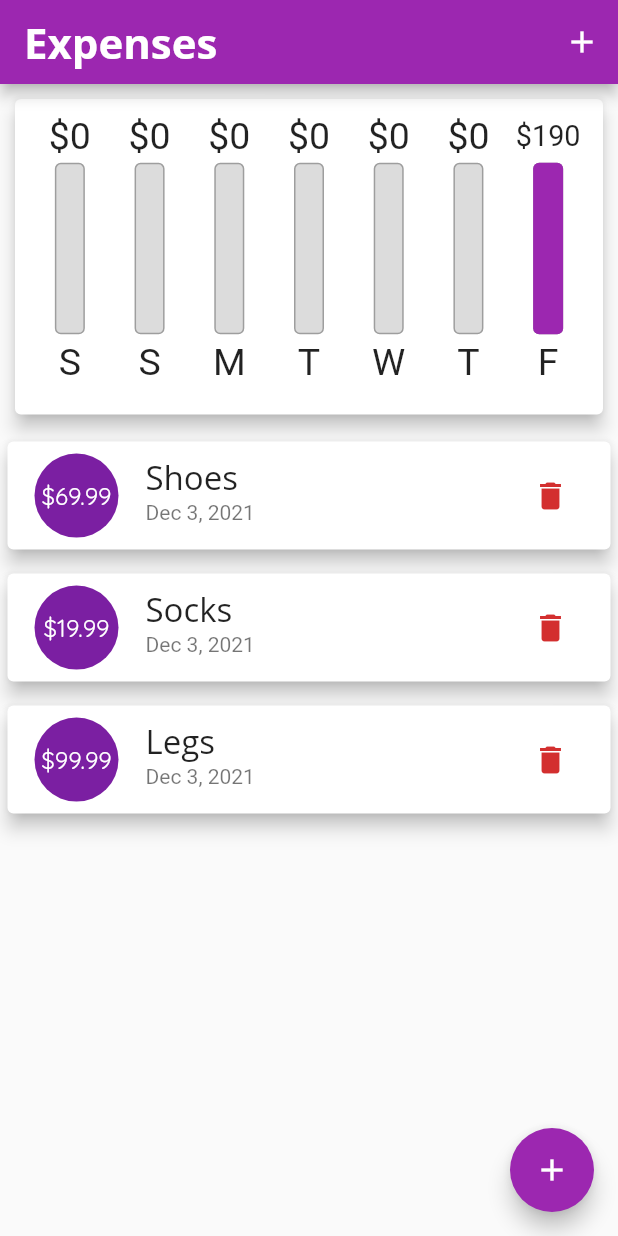
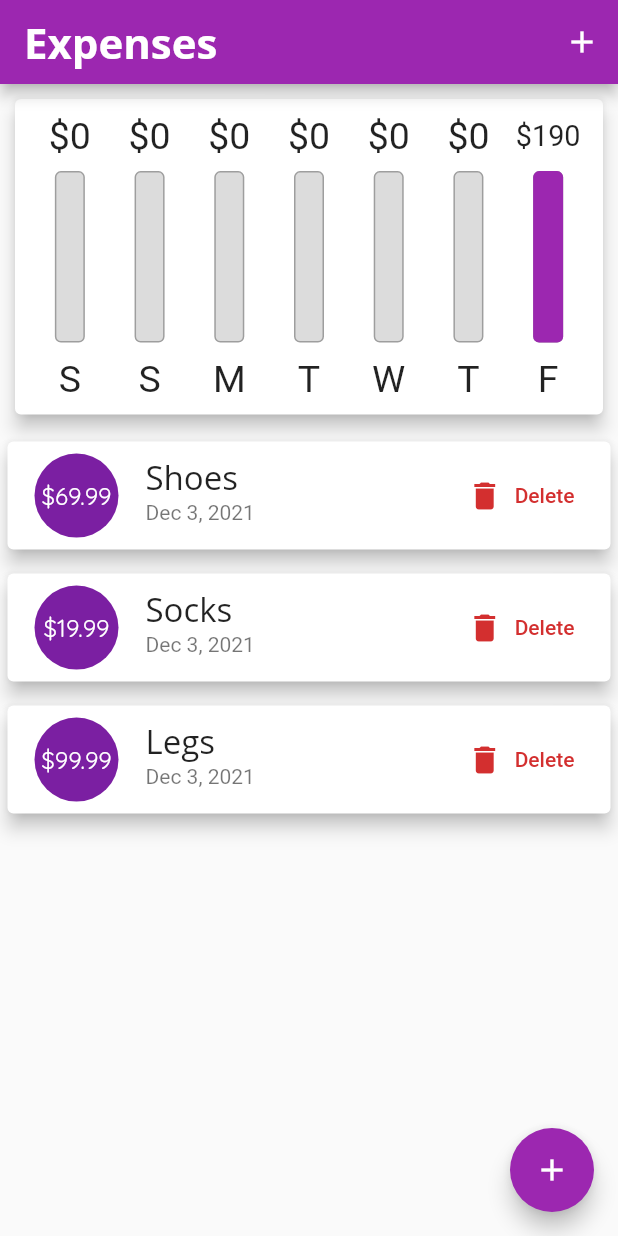
Before and after one commit to ashrhmn/flutter-try, a Flutter app: the screen it shows after launch, on a phone screen of 412 x 824 dp. Run offline on Flutter 3.47's test engine with Material 2 defaults, Android fonts, the phone set to English and light mode, and no system bars.

Commit message:
Done android

```diff
--- a/lib/main.dart
+++ b/lib/main.dart
@@ -50,9 +50,24 @@ class ExpenseApp extends StatefulWidget {
 
 class ExpenseAppState extends State<ExpenseApp> {
   final List<Transaction> _userTransactions = [
-    Transaction(id: '12', name: 'Shoes', amount: 69.99, time: DateTime.now()),
-    Transaction(id: '22', name: 'Socks', amount: 19.99, time: DateTime.now()),
-    Transaction(id: '31', name: 'Legs', amount: 99.99, time: DateTime.now()),
+    Transaction(
+      id: '12',
+      name: 'Shoes',
+      amount: 69.99,
+      time: DateTime.now(),
+    ),
+    Transaction(
+      id: '22',
+      name: 'Socks',
+      amount: 19.99,
+      time: DateTime.now(),
+    ),
+    Transaction(
+      id: '31',
+      name: 'Legs',
+      amount: 99.99,
+      time: DateTime.now(),
+    ),
   ];
 
   void addTransaction(Transaction transaction) {
@@ -78,13 +93,23 @@ class ExpenseAppState extends State<ExpenseApp> {
 
   List<Transaction> get _recentTransactions {
     return _userTransactions
-        .where((transaction) => transaction.time
-            .isAfter(DateTime.now().subtract(const Duration(days: 7))))
+        .where(
+          (transaction) => transaction.time.isAfter(
+            DateTime.now().subtract(
+              const Duration(days: 7),
+            ),
+          ),
+        )
         .toList();
   }
 
+  var showChart = true;
+
   @override
   Widget build(BuildContext context) {
+    final isLandscape =
+        MediaQuery.of(context).orientation == Orientation.landscape;
+
     final appBar = AppBar(
       title: const Text('Expenses'),
       actions: [
@@ -94,28 +119,46 @@ class ExpenseAppState extends State<ExpenseApp> {
         ),
       ],
     );
+
+    final appViewHeight = (MediaQuery.of(context).size.height -
+        appBar.preferredSize.height -
+        MediaQuery.of(context).padding.top);
+
+    final chartWidget = SizedBox(
+      height: appViewHeight * (isLandscape ? 0.7 : 0.3),
+      child: Chart(_recentTransactions),
+    );
+
+    final txnWidget = SizedBox(
+      height: appViewHeight * (isLandscape ? 0.8 : 0.7),
+      child: TransactionList(
+        userTransactions: _userTransactions,
+        deleteTransaction: deleteTransaction,
+      ),
+    );
+
     return Scaffold(
       appBar: appBar,
       body: SingleChildScrollView(
         child: Column(
           children: <Widget>[
-            SizedBox(
-              child: Chart(_recentTransactions),
-              height: (MediaQuery.of(context).size.height -
-                      appBar.preferredSize.height -
-                      MediaQuery.of(context).padding.top) *
-                  0.3,
-            ),
-            SizedBox(
-              height: (MediaQuery.of(context).size.height -
-                      appBar.preferredSize.height -
-                      MediaQuery.of(context).padding.top) *
-                  0.7,
-              child: TransactionList(
-                userTransactions: _userTransactions,
-                deleteTransaction: deleteTransaction,
+            if (isLandscape)
+              Row(
+                mainAxisAlignment: MainAxisAlignment.center,
+                children: [
+                  const Text("Show Chart"),
+                  Switch(
+                    value: showChart,
+                    onChanged: (val) {
+                      setState(() {
+                        showChart = val;
+                      });
+                    },
+                  ),
+                ],
               ),
-            )
+            if (!(isLandscape && !showChart)) chartWidget,
+            txnWidget,
           ],
         ),
       ),
@@ -126,6 +169,17 @@ class ExpenseAppState extends State<ExpenseApp> {
     );
   }
 }
+
+
+
+
+
+
+
+
+
+
+
 
 
 // void main() => runApp(const MyApp());
--- a/lib/widgets/chart_bar.dart
+++ b/lib/widgets/chart_bar.dart
@@ -20,8 +20,8 @@ class ChartBar extends StatelessWidget {
                 child: Text('\$${spentAmount.toStringAsFixed(0)}'),
               ),
             ),
-            const SizedBox(
-              height: 4,
+            SizedBox(
+              height: constraints.maxHeight * 0.05,
             ),
             SizedBox(
               height: constraints.maxHeight * 0.6,
@@ -51,8 +51,8 @@ class ChartBar extends StatelessWidget {
                 ],
               ),
             ),
-            const SizedBox(
-              height: 4,
+            SizedBox(
+              height: constraints.maxHeight * 0.05,
             ),
             SizedBox(
               height: constraints.maxHeight * 0.15,
--- a/lib/widgets/new_transaction.dart
+++ b/lib/widgets/new_transaction.dart
@@ -47,8 +47,14 @@ class _NewTransactionState extends State<NewTransaction> {
 
   @override
   Widget build(BuildContext context) {
-    return Container(
-      padding: const EdgeInsets.symmetric(horizontal: 10),
+    return SingleChildScrollView(
+      child: Container(
+        padding: EdgeInsets.only(
+          top: 10,
+          right: 10,
+          left: 10,
+          bottom: MediaQuery.of(context).viewInsets.bottom + 40,
+        ),
         child: Column(
           crossAxisAlignment: CrossAxisAlignment.end,
           children: [
@@ -91,6 +97,7 @@ class _NewTransactionState extends State<NewTransaction> {
             ),
           ],
         ),
+      ),
     );
   }
 }
--- a/lib/widgets/transaction_item.dart
+++ b/lib/widgets/transaction_item.dart
@@ -28,61 +28,24 @@ class TransactionItem extends StatelessWidget {
           style: Theme.of(context).textTheme.bodyText1,
         ),
         subtitle: Text(DateFormat.yMMMd().format(transaction.time)),
-        trailing: IconButton(
-          icon: const Icon(Icons.delete),
-          color: Theme.of(context).errorColor,
-          onPressed: () => deleteTransaction(transaction.id),
-        ),
+        trailing: MediaQuery.of(context).size.width > 360
+            ? TextButton.icon(
+                icon: Icon(
+                  Icons.delete,
+                  color: Theme.of(context).errorColor,
+                ),
+                label: Text(
+                  'Delete',
+                  style: TextStyle(color: Theme.of(context).errorColor),
+                ),
+                onPressed: () => deleteTransaction(transaction.id),
+              )
+            : IconButton(
+                icon: const Icon(Icons.delete),
+                color: Theme.of(context).errorColor,
+                onPressed: () => deleteTransaction(transaction.id),
+              ),
       ),
     );
-    // return Card(
-    //   elevation: 5,
-    //   child: Container(
-    //     child: Row(
-    //       children: [
-    //         Container(
-    //           child: Text(
-    //             '\$${transaction.amount.toStringAsFixed(2)}',
-    //             style: TextStyle(
-    //               fontSize: 20,
-    //               fontWeight: FontWeight.bold,
-    //               color: Theme.of(context).primaryColorDark,
-    //             ),
-    //             textAlign: TextAlign.right,
-    //           ),
-    //           decoration: BoxDecoration(
-    //             border: Border.all(
-    //               color: Theme.of(context).primaryColor,
-    //               width: 2,
-    //             ),
-    //           ),
-    //           width: 80,
-    //           padding: const EdgeInsets.symmetric(
-    //             horizontal: 5,
-    //             vertical: 10,
-    //           ),
-    //           margin: const EdgeInsets.symmetric(horizontal: 15),
-    //         ),
-    //         Container(
-    //           child: Column(
-    //             crossAxisAlignment: CrossAxisAlignment.start,
-    //             children: [
-    //               Text(
-    //                 transaction.name,
-    //                 style: Theme.of(context).textTheme.bodyText1,
-    //               ),
-    //               Text(
-    //                 DateFormat('yMMMd').format(transaction.time),
-    //                 style: const TextStyle(color: Colors.grey),
-    //               )
-    //             ],
-    //           ),
-    //           margin: const EdgeInsets.symmetric(horizontal: 15),
-    //         )
-    //       ],
-    //     ),
-    //     padding: const EdgeInsets.symmetric(vertical: 10),
-    //   ),
-    // );
   }
 }
--- a/lib/widgets/transaction_list.dart
+++ b/lib/widgets/transaction_list.dart
@@ -14,18 +14,23 @@ class TransactionList extends StatelessWidget {
 
   @override
   Widget build(BuildContext context) {
+    return LayoutBuilder(builder: (context, constraints) {
       return userTransactions.isEmpty
           ? Column(
               children: [
-              Text(
-                'No Transaction',
+                Container(
+                  height: constraints.maxHeight * 0.1,
+                  padding: const EdgeInsets.symmetric(horizontal: 10),
+                  child: FittedBox(
+                    child: Text(
+                      'No Transactions added yet!!!',
                       style: Theme.of(context).textTheme.bodyText1,
                     ),
-              const SizedBox(
-                height: 20,
                   ),
-              SizedBox(
-                height: 200,
+                ),
+                Container(
+                  height: constraints.maxHeight * 0.7,
+                  padding: const EdgeInsets.symmetric(vertical: 20),
                   child: Image.asset(
                     'assets/images/waiting.png',
                     fit: BoxFit.cover,
@@ -34,7 +39,6 @@ class TransactionList extends StatelessWidget {
               ],
             )
           : SizedBox(
-            // height: 500,
               child: ListView.builder(
                 itemBuilder: (ctx, index) {
                   return TransactionItem(
@@ -45,5 +49,6 @@ class TransactionList extends StatelessWidget {
                 itemCount: userTransactions.length,
               ),
             );
+    });
   }
 }
```
Lines whose indentation alone changed are shown as unchanged.
